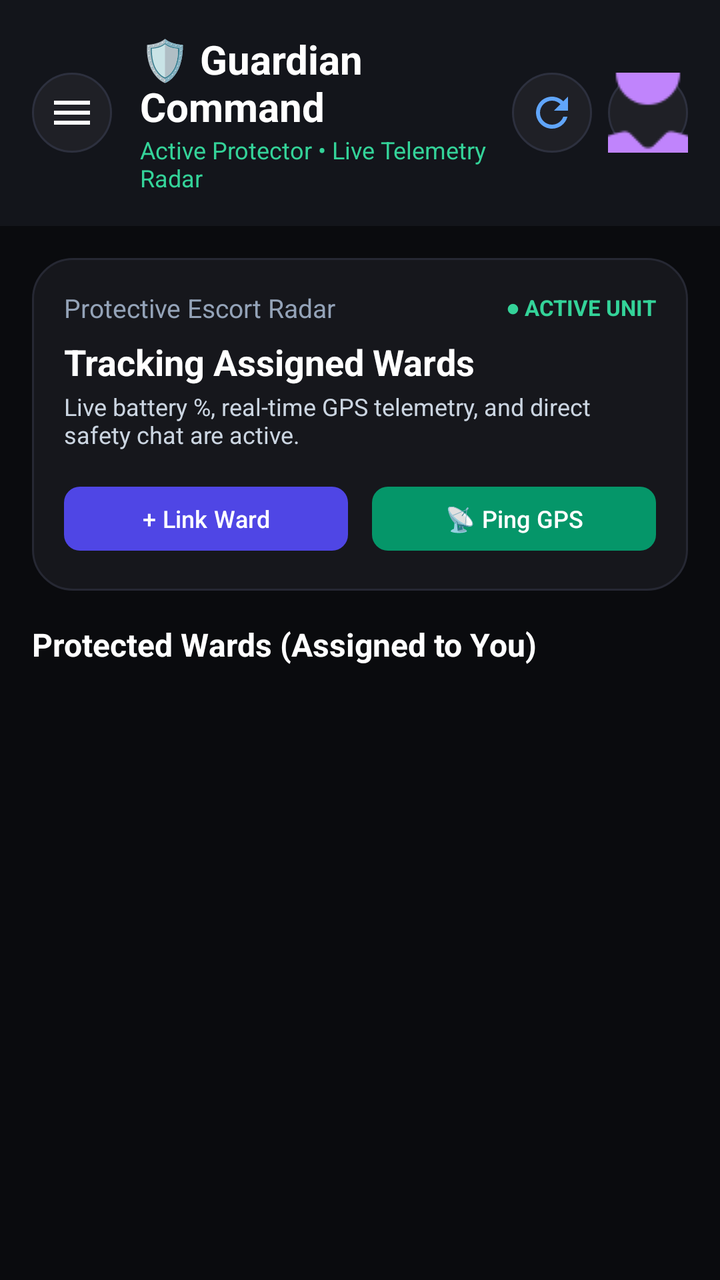
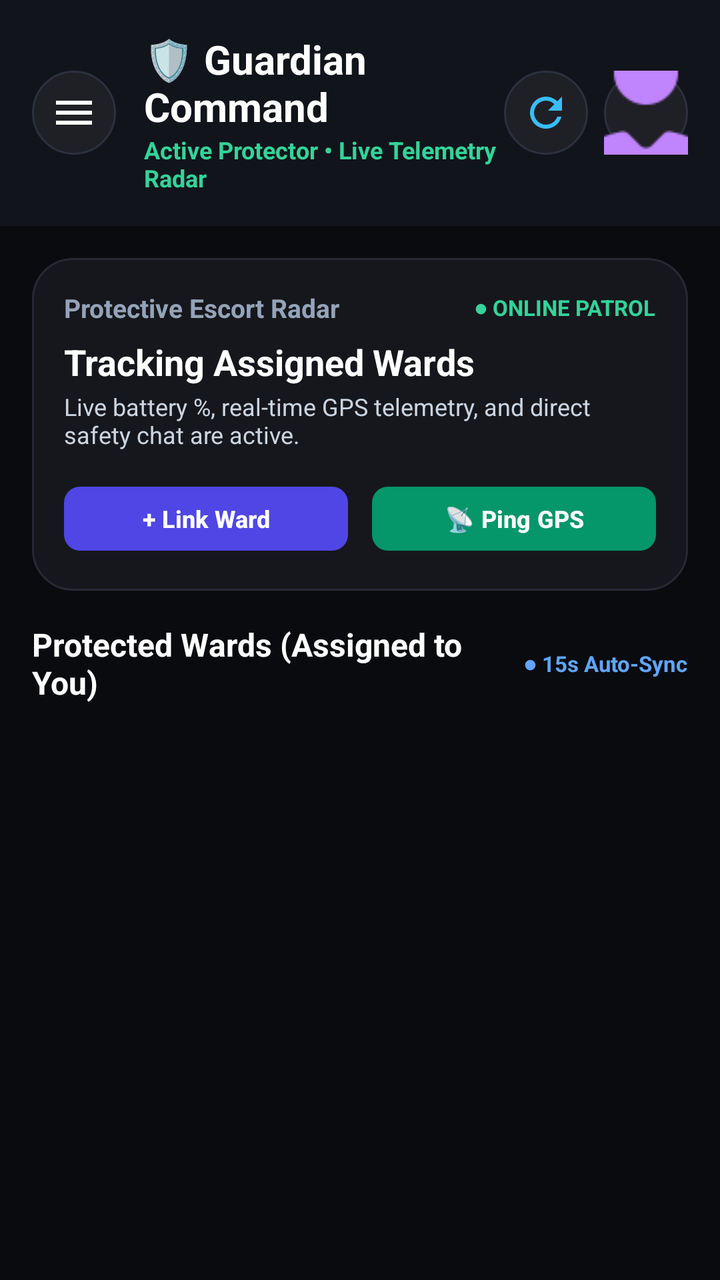

Two renders of the same Android screen: before a commit and after it. Below are the layout's source before the change and the commit's diff.
<!-- AndroidManifest.xml: application theme Theme.SheGuard -->
<!-- res/layout/fragment_guardian_home.xml -->
<?xml version="1.0" encoding="utf-8"?>
<androidx.coordinatorlayout.widget.CoordinatorLayout xmlns:android="http://schemas.android.com/apk/res/android"
    xmlns:app="http://schemas.android.com/apk/res-auto"
    xmlns:tools="http://schemas.android.com/tools"
    android:layout_width="match_parent"
    android:layout_height="match_parent"
    android:background="#0A0B0E"
    android:fitsSystemWindows="true">

    <com.google.android.material.appbar.AppBarLayout
        android:id="@+id/app_bar_layout"
        android:layout_width="match_parent"
        android:layout_height="wrap_content"
        android:background="#13151B"
        app:elevation="0dp">

        <LinearLayout
            android:layout_width="match_parent"
            android:layout_height="wrap_content"
            android:orientation="horizontal"
            android:gravity="center_vertical"
            android:paddingStart="16dp"
            android:paddingEnd="16dp"
            android:paddingTop="16dp"
            android:paddingBottom="16dp">

            <ImageButton
                android:id="@+id/btn_menu"
                android:layout_width="40dp"
                android:layout_height="40dp"
                android:background="@drawable/bg_circle_info"
                android:src="@drawable/ic_menu"
                app:tint="#FFFFFF"
                android:contentDescription="Menu" />

            <LinearLayout
                android:layout_width="0dp"
                android:layout_height="wrap_content"
                android:layout_weight="1"
                android:layout_marginStart="14dp"
                android:orientation="vertical">

                <TextView
                    android:layout_width="wrap_content"
                    android:layout_height="wrap_content"
                    android:text="🛡️ Guardian Command"
                    android:textColor="#FFFFFF"
                    android:textSize="20sp"
                    android:textStyle="bold" />

                <TextView
                    android:id="@+id/tv_guardian_subtitle"
                    android:layout_width="wrap_content"
                    android:layout_height="wrap_content"
                    android:text="Active Protector • Live Telemetry Radar"
                    android:textColor="#34D399"
                    android:textSize="12sp" />
            </LinearLayout>

            <ImageButton
                android:id="@+id/btn_refresh"
                android:layout_width="40dp"
                android:layout_height="40dp"
                android:background="@drawable/bg_circle_info"
                android:src="@drawable/ic_refresh"
                app:tint="#60A5FA"
                android:layout_marginEnd="8dp"
                android:contentDescription="Refresh" />

            <ImageButton
                android:id="@+id/btn_top_profile"
                android:layout_width="40dp"
                android:layout_height="40dp"
                android:background="@drawable/bg_circle_info"
                android:src="@drawable/ic_profile"
                app:tint="#C084FC"
                android:contentDescription="Profile" />
        </LinearLayout>
    </com.google.android.material.appbar.AppBarLayout>

    <androidx.core.widget.NestedScrollView
        android:layout_width="match_parent"
        android:layout_height="match_parent"
        android:fillViewport="true"
        app:layout_behavior="@string/appbar_scrolling_view_behavior">

        <LinearLayout
            android:layout_width="match_parent"
            android:layout_height="wrap_content"
            android:orientation="vertical"
            android:padding="16dp">

            
            <LinearLayout
                android:id="@+id/layout_critical_sos_banner"
                android:layout_width="match_parent"
                android:layout_height="wrap_content"
                android:background="@drawable/bg_card_safety_dark"
                android:orientation="vertical"
                android:padding="16dp"
                android:layout_marginBottom="16dp"
                android:visibility="gone">

                <LinearLayout
                    android:layout_width="match_parent"
                    android:layout_height="wrap_content"
                    android:orientation="horizontal"
                    android:gravity="center_vertical">

                    <TextView
                        android:layout_width="wrap_content"
                        android:layout_height="wrap_content"
                        android:text="🚨 ACTIVE DISTRESS ALERT"
                        android:textColor="#EF4444"
                        android:textSize="14sp"
                        android:textStyle="bold" />

                    <View
                        android:layout_width="0dp"
                        android:layout_height="1dp"
                        android:layout_weight="1" />

                    <TextView
                        android:layout_width="wrap_content"
                        android:layout_height="wrap_content"
                        android:text="LIVE"
                        android:textColor="#EF4444"
                        android:textSize="11sp"
                        android:textStyle="bold" />
                </LinearLayout>

                <TextView
                    android:id="@+id/tv_sos_alert_desc"
                    android:layout_width="wrap_content"
                    android:layout_height="wrap_content"
                    android:layout_marginTop="8dp"
                    android:text="Your ward has triggered an emergency SOS alert! Immediate response required."
                    android:textColor="#FFFFFF"
                    android:textSize="13sp" />

                <LinearLayout
                    android:layout_width="match_parent"
                    android:layout_height="wrap_content"
                    android:orientation="horizontal"
                    android:layout_marginTop="12dp">

                    <com.google.android.material.button.MaterialButton
                        android:id="@+id/btn_emergency_call"
                        android:layout_width="0dp"
                        android:layout_height="40dp"
                        android:layout_weight="1"
                        android:layout_marginEnd="6dp"
                        android:text="📞 Call Ward"
                        android:textSize="12sp"
                        app:backgroundTint="#EF4444"
                        app:cornerRadius="8dp" />

                    <com.google.android.material.button.MaterialButton
                        android:id="@+id/btn_emergency_track"
                        android:layout_width="0dp"
                        android:layout_height="40dp"
                        android:layout_weight="1"
                        android:layout_marginStart="6dp"
                        android:text="📍 Navigate GPS"
                        android:textSize="12sp"
                        app:backgroundTint="#3B82F6"
                        app:cornerRadius="8dp" />
                </LinearLayout>
            </LinearLayout>

            
            <LinearLayout
                android:layout_width="match_parent"
                android:layout_height="wrap_content"
                android:background="@drawable/bg_card_safety_dark"
                android:orientation="vertical"
                android:padding="16dp"
                android:layout_marginBottom="16dp">

                <LinearLayout
                    android:layout_width="match_parent"
                    android:layout_height="wrap_content"
                    android:orientation="horizontal"
                    android:gravity="center_vertical">

                    <TextView
                        android:layout_width="0dp"
                        android:layout_height="wrap_content"
                        android:layout_weight="1"
                        android:text="Protective Escort Radar"
                        android:textColor="#94A3B8"
                        android:textSize="13sp" />

                    <TextView
                        android:layout_width="wrap_content"
                        android:layout_height="wrap_content"
                        android:text="● ACTIVE UNIT"
                        android:textColor="#34D399"
                        android:textSize="11sp"
                        android:textStyle="bold" />
                </LinearLayout>

                <TextView
                    android:id="@+id/tv_guardian_wards_summary"
                    android:layout_width="wrap_content"
                    android:layout_height="wrap_content"
                    android:layout_marginTop="6dp"
                    android:text="Tracking Assigned Wards"
                    android:textColor="#FFFFFF"
                    android:textSize="18sp"
                    android:textStyle="bold" />

                <TextView
                    android:layout_width="wrap_content"
                    android:layout_height="wrap_content"
                    android:layout_marginTop="2dp"
                    android:text="Live battery %, real-time GPS telemetry, and direct safety chat are active."
                    android:textColor="#CBD5E1"
                    android:textSize="12sp" />

                
                <LinearLayout
                    android:layout_width="match_parent"
                    android:layout_height="wrap_content"
                    android:orientation="horizontal"
                    android:layout_marginTop="14dp">

                    <com.google.android.material.button.MaterialButton
                        android:id="@+id/btn_link_new_ward"
                        android:layout_width="0dp"
                        android:layout_height="40dp"
                        android:layout_weight="1"
                        android:layout_marginEnd="6dp"
                        android:text="+ Link Ward"
                        android:textSize="12sp"
                        app:backgroundTint="#4F46E5"
                        app:cornerRadius="8dp" />

                    <com.google.android.material.button.MaterialButton
                        android:id="@+id/btn_share_guardian_location"
                        android:layout_width="0dp"
                        android:layout_height="40dp"
                        android:layout_weight="1"
                        android:layout_marginStart="6dp"
                        android:text="📡 Ping GPS"
                        android:textSize="12sp"
                        app:backgroundTint="#059669"
                        app:cornerRadius="8dp" />
                </LinearLayout>
            </LinearLayout>

            
            <TextView
                android:layout_width="wrap_content"
                android:layout_height="wrap_content"
                android:layout_marginBottom="12dp"
                android:text="Protected Wards (Assigned to You)"
                android:textColor="#FFFFFF"
                android:textSize="16sp"
                android:textStyle="bold" />

            
            <ProgressBar
                android:id="@+id/pb_loading"
                android:layout_width="wrap_content"
                android:layout_height="wrap_content"
                android:layout_gravity="center_horizontal"
                android:layout_margin="24dp"
                android:indeterminateTint="#8B5CF6"
                android:visibility="gone" />

            
            <LinearLayout
                android:id="@+id/layout_empty_wards"
                android:layout_width="match_parent"
                android:layout_height="wrap_content"
                android:orientation="vertical"
                android:gravity="center"
                android:padding="32dp"
                android:visibility="gone">

                <ImageView
                    android:layout_width="64dp"
                    android:layout_height="64dp"
                    android:src="@drawable/ic_contacts_safety"
                    app:tint="#64748B"
                    android:contentDescription="No Wards" />

                <TextView
                    android:layout_width="wrap_content"
                    android:layout_height="wrap_content"
                    android:layout_marginTop="16dp"
                    android:text="No Wards Linked Yet"
                    android:textColor="#FFFFFF"
                    android:textSize="17sp"
                    android:textStyle="bold" />

                <TextView
                    android:layout_width="wrap_content"
                    android:layout_height="wrap_content"
                    android:layout_marginTop="4dp"
                    android:text="Click '+ Link Ward' above to assign a protected user to your guardian unit."
                    android:textColor="#94A3B8"
                    android:textSize="13sp"
                    android:gravity="center" />
            </LinearLayout>

            
            <LinearLayout
                android:id="@+id/layout_wards_list"
                android:layout_width="match_parent"
                android:layout_height="wrap_content"
                android:orientation="vertical" />

        </LinearLayout>
    </androidx.core.widget.NestedScrollView>

</androidx.coordinatorlayout.widget.CoordinatorLayout>
<!-- resources referenced by this layout -->
<resources>
  <!-- drawable bg_card_safety_dark (drawable) -->
  <?xml version="1.0" encoding="utf-8"?>
  <shape xmlns:android="http://schemas.android.com/apk/res/android"
      android:shape="rectangle">
      <solid android:color="#16171C" />
      <corners android:radius="20dp" />
      <stroke
          android:width="1dp"
          android:color="#262833" />
  </shape>
  <!-- drawable bg_circle_info (drawable) -->
  <?xml version="1.0" encoding="utf-8"?>
  <shape xmlns:android="http://schemas.android.com/apk/res/android"
      android:shape="oval">
      <solid android:color="#1F2026" />
      <size
          android:width="40dp"
          android:height="40dp" />
      <stroke
          android:width="1dp"
          android:color="#2D303E" />
  </shape>
  <!-- drawable ic_contacts_safety (drawable) -->
  <vector xmlns:android="http://schemas.android.com/apk/res/android"
      android:width="24dp"
      android:height="24dp"
      android:viewportWidth="24"
      android:viewportHeight="24"
      android:tint="?attr/colorControlNormal">
    <path
        android:fillColor="@android:color/white"
        android:pathData="M12,12c2.21,0 4,-1.79 4,-4s-1.79,-4 -4,-4 -4,1.79 -4,4 1.79,4 4,4zM12,14c-2.67,0 -8,1.34 -8,4v2h16v-2c0,-2.66 -5.33,-4 -8,-4z"/>
  </vector>
  <!-- drawable ic_menu (drawable) -->
  <vector xmlns:android="http://schemas.android.com/apk/res/android"
      android:width="24dp"
      android:height="24dp"
      android:viewportWidth="24"
      android:viewportHeight="24">
    <path
        android:fillColor="#FFFFFFFF"
        android:pathData="M3,18h18v-2L3,16v2zM3,13h18v-2L3,11v2zM3,6v2h18L21,6L3,6z"/>
  </vector>
  <!-- drawable ic_profile: png bitmap (drawable, 943 bytes) -->
  <!-- drawable ic_refresh (drawable) -->
  <vector xmlns:android="http://schemas.android.com/apk/res/android"
      android:width="24dp"
      android:height="24dp"
      android:viewportWidth="24"
      android:viewportHeight="24"
      android:tint="?attr/colorControlNormal">
    <path
        android:fillColor="@android:color/white"
        android:pathData="M17.65,6.35C16.2,4.9 14.21,4 12,4c-4.42,0 -7.99,3.58 -7.99,8s3.57,8 7.99,8c3.73,0 6.84,-2.55 7.73,-6h-2.08c-0.82,2.33 -3.04,4 -5.65,4 -3.31,0 -6,-2.69 -6,-6s2.69,-6 6,-6c1.66,0 3.14,0.69 4.22,1.78L13,11h7V4l-2.35,2.35z"/>
  </vector>
  <style name="Theme.SheGuard" parent="Base.Theme.SheGuard" />
  <style name="Base.Theme.SheGuard" parent="Theme.Material3.DayNight.NoActionBar">
          
          <item name="android:statusBarColor">@android:color/transparent</item>
          <item name="android:windowLightStatusBar">true</item>
  
          
          <item name="android:navigationBarColor">@android:color/transparent</item>
          <item name="android:windowLightNavigationBar">true</item>
  
          
          <item name="colorPrimary">@color/colorPrimary</item>
          <item name="colorPrimaryVariant">@color/colorPrimaryDark</item>
          <item name="colorSecondary">@color/colorAccent</item>
          <item name="android:windowBackground">@color/surface_background</item>
          <item name="colorSurface">@color/surface_card</item>
          <item name="colorOnSurface">@color/textColorPrimary</item>
      </style>
  <color name="colorPrimary">#4F46E5</color>
  <color name="colorPrimaryDark">#4338CA</color>
  <color name="colorAccent">#10B981</color>
  <color name="surface_background">#F8FAFC</color>
  <color name="surface_card">#FFFFFF</color>
  <color name="textColorPrimary">#0F172A</color>
</resources>

<!-- the commit's change to res/layout/fragment_guardian_home.xml (unified diff, before → after) -->
@@ -11,8 +11,8 @@
         android:id="@+id/app_bar_layout"
         android:layout_width="match_parent"
         android:layout_height="wrap_content"
-        android:background="#13151B"
-        app:elevation="0dp">
+        android:background="#12141C"
+        app:elevation="2dp">
 
         <LinearLayout
             android:layout_width="match_parent"
@@ -26,8 +26,8 @@
 
             <ImageButton
                 android:id="@+id/btn_menu"
-                android:layout_width="40dp"
-                android:layout_height="40dp"
+                android:layout_width="42dp"
+                android:layout_height="42dp"
                 android:background="@drawable/bg_circle_info"
                 android:src="@drawable/ic_menu"
                 app:tint="#FFFFFF"
@@ -54,23 +54,24 @@
                     android:layout_height="wrap_content"
                     android:text="Active Protector • Live Telemetry Radar"
                     android:textColor="#34D399"
-                    android:textSize="12sp" />
+                    android:textSize="12sp"
+                    android:textStyle="bold" />
             </LinearLayout>
 
             <ImageButton
                 android:id="@+id/btn_refresh"
-                android:layout_width="40dp"
-                android:layout_height="40dp"
+                android:layout_width="42dp"
+                android:layout_height="42dp"
                 android:background="@drawable/bg_circle_info"
                 android:src="@drawable/ic_refresh"
-                app:tint="#60A5FA"
+                app:tint="#38BDF8"
                 android:layout_marginEnd="8dp"
                 android:contentDescription="Refresh" />
 
             <ImageButton
                 android:id="@+id/btn_top_profile"
-                android:layout_width="40dp"
-                android:layout_height="40dp"
+                android:layout_width="42dp"
+                android:layout_height="42dp"
                 android:background="@drawable/bg_circle_info"
                 android:src="@drawable/ic_profile"
                 app:tint="#C084FC"
@@ -151,7 +152,9 @@
                         android:layout_weight="1"
                         android:layout_marginEnd="6dp"
                         android:text="📞 Call Ward"
-                        android:textSize="12sp"
+                        android:textColor="#FFFFFF"
+                        android:textSize="12sp"
+                        android:textStyle="bold"
                         app:backgroundTint="#EF4444"
                         app:cornerRadius="8dp" />
 
@@ -162,7 +165,9 @@
                         android:layout_weight="1"
                         android:layout_marginStart="6dp"
                         android:text="📍 Navigate GPS"
-                        android:textSize="12sp"
+                        android:textColor="#FFFFFF"
+                        android:textSize="12sp"
+                        android:textStyle="bold"
                         app:backgroundTint="#3B82F6"
                         app:cornerRadius="8dp" />
                 </LinearLayout>
@@ -189,12 +194,13 @@
                         android:layout_weight="1"
                         android:text="Protective Escort Radar"
                         android:textColor="#94A3B8"
-                        android:textSize="13sp" />
+                        android:textSize="13sp"
+                        android:textStyle="bold" />
 
                     <TextView
                         android:layout_width="wrap_content"
                         android:layout_height="wrap_content"
-                        android:text="● ACTIVE UNIT"
+                        android:text="● ONLINE PATROL"
                         android:textColor="#34D399"
                         android:textSize="11sp"
                         android:textStyle="bold" />
@@ -232,7 +238,9 @@
                         android:layout_weight="1"
                         android:layout_marginEnd="6dp"
                         android:text="+ Link Ward"
-                        android:textSize="12sp"
+                        android:textColor="#FFFFFF"
+                        android:textSize="12sp"
+                        android:textStyle="bold"
                         app:backgroundTint="#4F46E5"
                         app:cornerRadius="8dp" />
 
@@ -243,21 +251,40 @@
                         android:layout_weight="1"
                         android:layout_marginStart="6dp"
                         android:text="📡 Ping GPS"
-                        android:textSize="12sp"
+                        android:textColor="#FFFFFF"
+                        android:textSize="12sp"
+                        android:textStyle="bold"
                         app:backgroundTint="#059669"
                         app:cornerRadius="8dp" />
                 </LinearLayout>
             </LinearLayout>
 
             
-            <TextView
-                android:layout_width="wrap_content"
+            <LinearLayout
+                android:layout_width="match_parent"
                 android:layout_height="wrap_content"
                 android:layout_marginBottom="12dp"
-                android:text="Protected Wards (Assigned to You)"
-                android:textColor="#FFFFFF"
-                android:textSize="16sp"
-                android:textStyle="bold" />
+                android:orientation="horizontal"
+                android:gravity="center_vertical">
+
+                <TextView
+                    android:layout_width="0dp"
+                    android:layout_height="wrap_content"
+                    android:layout_weight="1"
+                    android:text="Protected Wards (Assigned to You)"
+                    android:textColor="#FFFFFF"
+                    android:textSize="16sp"
+                    android:textStyle="bold" />
+
+                <TextView
+                    android:id="@+id/tv_guardian_ping_indicator"
+                    android:layout_width="wrap_content"
+                    android:layout_height="wrap_content"
+                    android:text="● 15s Auto-Sync"
+                    android:textColor="#60A5FA"
+                    android:textSize="11sp"
+                    android:textStyle="bold" />
+            </LinearLayout>
 
             
             <ProgressBar
@@ -276,12 +303,13 @@
                 android:layout_height="wrap_content"
                 android:orientation="vertical"
                 android:gravity="center"
-                android:padding="32dp"
+                android:background="@drawable/bg_card_safety_dark"
+                android:padding="28dp"
                 android:visibility="gone">
 
                 <ImageView
-                    android:layout_width="64dp"
-                    android:layout_height="64dp"
+                    android:layout_width="56dp"
+                    android:layout_height="56dp"
                     android:src="@drawable/ic_contacts_safety"
                     app:tint="#64748B"
                     android:contentDescription="No Wards" />
@@ -289,7 +317,7 @@
                 <TextView
                     android:layout_width="wrap_content"
                     android:layout_height="wrap_content"
-                    android:layout_marginTop="16dp"
+                    android:layout_marginTop="14dp"
                     android:text="No Wards Linked Yet"
                     android:textColor="#FFFFFF"
                     android:textSize="17sp"
@@ -299,10 +327,45 @@
                     android:layout_width="wrap_content"
                     android:layout_height="wrap_content"
                     android:layout_marginTop="4dp"
-                    android:text="Click '+ Link Ward' above to assign a protected user to your guardian unit."
+                    android:text="Assign a protected user by phone, or populate sample telemetry to test your guardian radar."
                     android:textColor="#94A3B8"
                     android:textSize="13sp"
                     android:gravity="center" />
+
+                <LinearLayout
+                    android:layout_width="match_parent"
+                    android:layout_height="wrap_content"
+                    android:orientation="horizontal"
+                    android:layout_marginTop="16dp">
+
+                    <com.google.android.material.button.MaterialButton
+                        android:id="@+id/btn_empty_link_ward"
+                        android:layout_width="0dp"
+                        android:layout_height="40dp"
+                        android:layout_weight="1"
+                        android:layout_marginEnd="6dp"
+                        android:text="+ Pair Ward"
+                        android:textColor="#FFFFFF"
+                        android:textSize="12sp"
+                        android:textStyle="bold"
+                        app:backgroundTint="#4F46E5"
+                        app:cornerRadius="8dp" />
+
+                    <com.google.android.material.button.MaterialButton
+                        android:id="@+id/btn_empty_sample_wards"
+                        android:layout_width="0dp"
+                        android:layout_height="40dp"
+                        android:layout_weight="1"
+                        android:layout_marginStart="6dp"
+                        android:text="⚡ Sample Radar"
+                        android:textColor="#38BDF8"
+                        android:textSize="12sp"
+                        android:textStyle="bold"
+                        app:backgroundTint="#182234"
+                        app:strokeColor="#334155"
+                        app:strokeWidth="1dp"
+                        app:cornerRadius="8dp" />
+                </LinearLayout>
             </LinearLayout>
 
             
